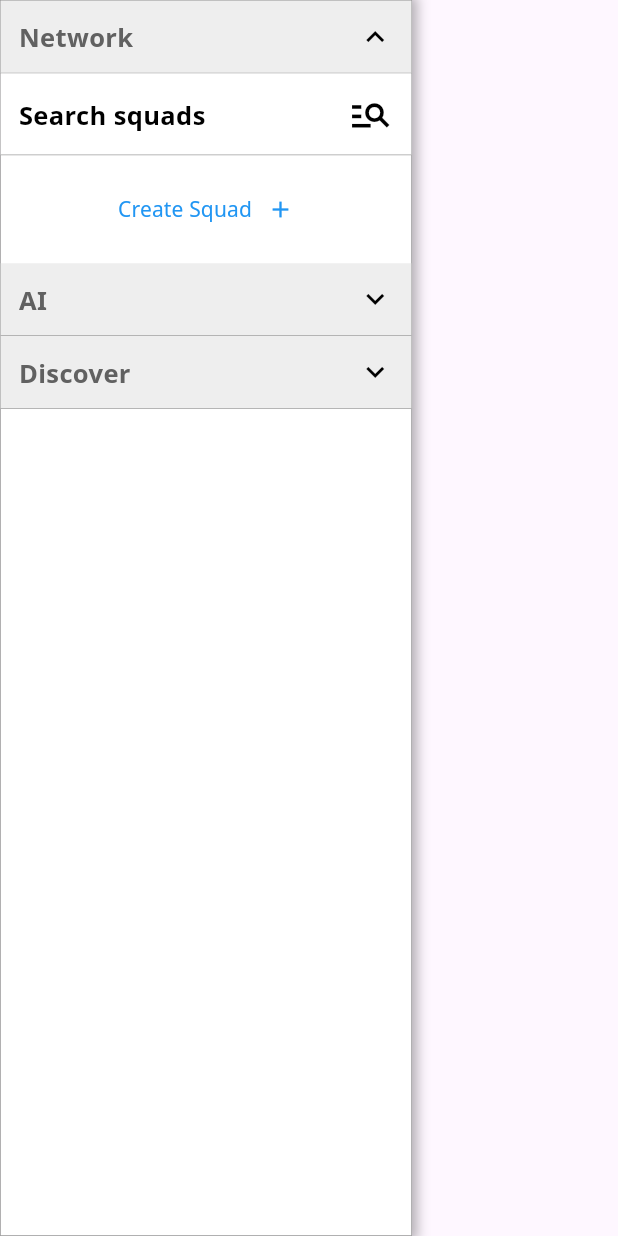
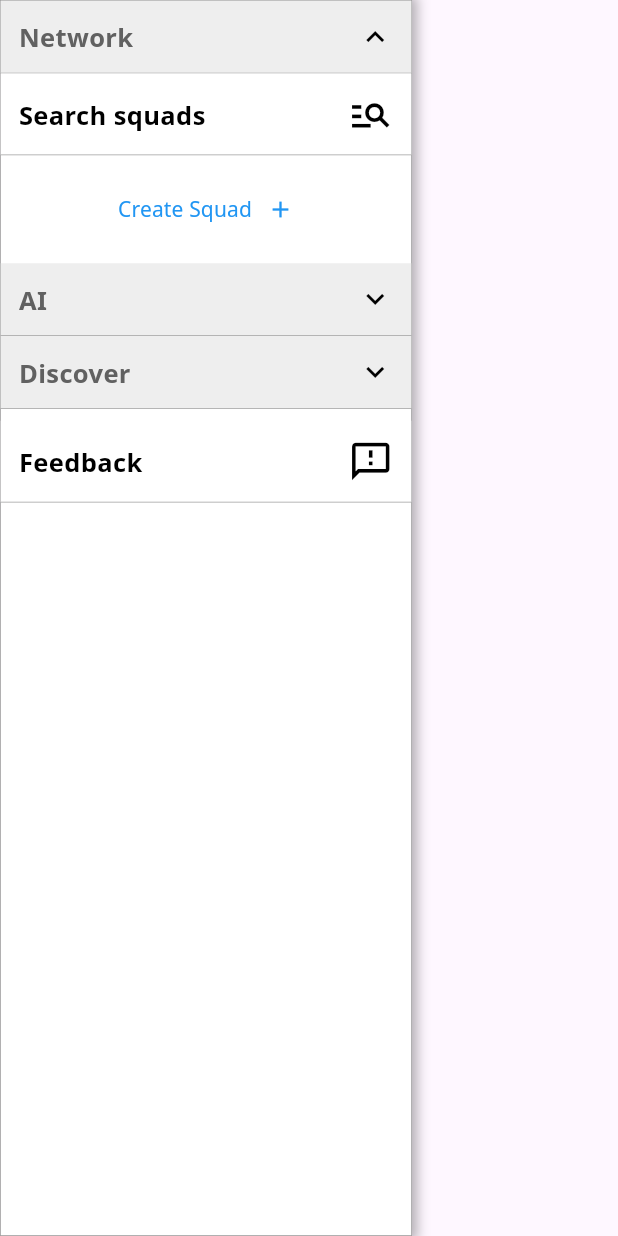
Before and after one commit to GspaceZ/gspacez-mb, a Flutter app: the NavigationSidebar widget shown alone on an empty page, opened directly, on a phone screen of 412 x 824 dp. Run offline on Flutter 3.47's test engine with Material 3 defaults, Android fonts, the phone set to English and light mode, and no system bars; our stand-ins replace animated_bottom_navigation_bar, cached_network_image, flutter_dotenv, flutter_i18n, flutter_secure_storage, flutter_svg and 6 more; missing offline and left inert: cloudinary_public, crop_your_image; accounts and stored records are empty; network calls fail.

Commit message:
hotfix defect

```diff
--- a/lib/components/navigation_bar.dart
+++ b/lib/components/navigation_bar.dart
@@ -55,6 +55,9 @@ class _NavigationSidebarState extends State<NavigationSidebar> {
     final List<Map<String, dynamic>> discoverItems = [
       {"title": "Tags", "icon": Icons.tag},
       {"title": "Discussions", "icon": Icons.chat},
+    ];
+
+    final List<Map<String, dynamic>> feedbackItems = [
       {"title": "Feedback", "icon": Icons.feedback_outlined},
     ];
 
@@ -144,6 +147,7 @@ class _NavigationSidebarState extends State<NavigationSidebar> {
                   : const SizedBox.shrink(),
             ),
             const SizedBox(height: 8),
+            ...feedbackItems.map((item) => _buildMenuItem(context, item)),
           ],
         ),
       ),
```
